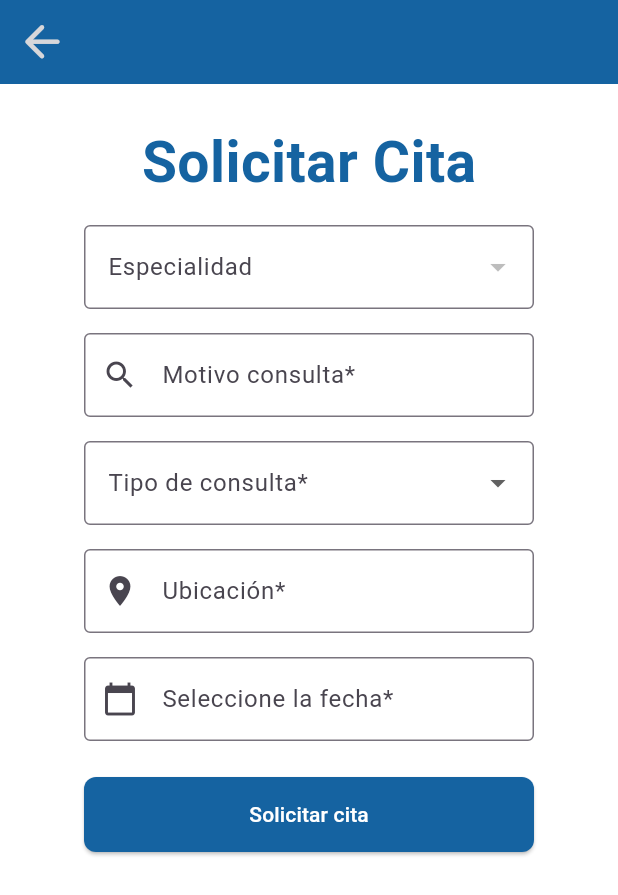
After one commit to Strujillo02/proyectoGrado, a Flutter app: the HomePaciente screen opened by its route, after a tap on "Solicitar cita", on a phone screen of 412 x 824 dp. The commit adds this screen. Shown: the top 895 px of the screen. Run offline on Flutter 3.47's test engine with Material 3 defaults, Android fonts, the phone set to English and light mode, and no system bars; our stand-ins replace flutter_dotenv, go_router, shared_preferences; accounts and stored records are empty; network calls fail.

Commit message:
Se implemento parte de la solicitud de citas médicas

```diff
--- /dev/null
+++ b/frontend/lib/models/citas.dart
@@ -0,0 +1,66 @@
+import 'package:frontend/models/especialidades.dart';
+import 'package:frontend/models/medico.dart';
+import 'package:frontend/models/user.dart';
+
+class Citas {
+  final int? id;
+
+  final Especialidades especialidad;
+  final DateTime fecha_registro;
+  final String motivo_consulta;
+  final String precio;
+  final String estado;
+  final String tipo_consulta;
+  final DateTime fecha_cita;
+  final double latitud;
+  final double longitud;
+  final Medico medico;
+  final User usuario;
+
+  Citas({
+    this.id,
+    required this.especialidad,
+    required this.fecha_registro,
+    required this.motivo_consulta,
+    required this.precio,
+    required this.estado,
+    required this.tipo_consulta,
+    required this.fecha_cita,
+    required this.latitud,
+    required this.longitud,
+    required this.medico,
+    required this.usuario,
+  });
+
+  // Método para convertir un mapa a un objeto Citas
+  factory Citas.fromJson(Map<String, dynamic> json) => Citas(
+    id: json['id'],
+    especialidad: Especialidades.fromJson(json['especialidad']),
+    fecha_registro: DateTime.parse(json['fecha_registro']),
+    motivo_consulta: json['motivo_consulta'],
+    precio: json['precio'],
+    estado: json['estado'],
+    tipo_consulta: json['tipo_consulta'],
+    fecha_cita: DateTime.parse(json['fecha_cita']),
+    latitud: json['latitud'].toDouble(),
+    longitud: json['longitud'].toDouble(),
+    medico: Medico.fromJson(json['medico']),
+    usuario: User.fromJson(json['usuario']),
+  );
+
+  // Método para convertir un objeto Cita a un mapa
+  Map<String, dynamic> toJson() => {
+    'id': id,
+    'especialidad': especialidad.toJson(),
+    'fecha_registro': fecha_registro.toIso8601String(),
+    'motivo_consulta': motivo_consulta,
+    'precio': precio,
+    'estado': estado,
+    'tipo_consulta': tipo_consulta,
+    'fecha_cita': fecha_cita.toIso8601String(),
+    'latitud': latitud,
+    'longitud': longitud,
+    'medico': medico.toJson(),
+    'usuario': usuario.toJson(),
+  };
+}
--- a/frontend/lib/models/medico.dart
+++ b/frontend/lib/models/medico.dart
@@ -17,9 +17,9 @@ class Medico {
   });
 
   // Convierte un objeto JSON a un objeto Medico
-  factory Medico.fromJson(Map<String, dynamic> json) {
-  return Medico(
-    id: json['id'] is int
+  factory Medico.fromJson(Map<String, dynamic> json) => Medico(
+    id:
+        json['id'] is int
             ? json['id']
             : int.tryParse(json['id'].toString()), // <-- asegura que sea int
     especialidad: Especialidades.fromJson(json['especialidad']),
@@ -27,11 +27,9 @@ class Medico {
     estado: json['estado'],
     tarjetaProfe: json['tarjetaProfe'] ?? json['tarjeta_profe'] ?? '',
   );
-}
 
   // Convierte un objeto Medico a un objeto JSON
-  Map<String, dynamic> toJson() {
-    return {
+  Map<String, dynamic> toJson() => {
     if (id != null) 'id': id,
     'especialidad': especialidad.toJson(),
     'usuario': usuario.toJson(),
@@ -39,4 +37,3 @@ class Medico {
     'tarjetaProfe': tarjetaProfe,
   };
 }
-}
--- a/frontend/lib/routes/app_router.dart
+++ b/frontend/lib/routes/app_router.dart
@@ -5,6 +5,8 @@ import 'package:frontend/views/auth/register_page.dart';
 import 'package:frontend/views/especialidades/editarespecialidades_page.dart';
 import 'package:frontend/views/especialidades/especialidades_page.dart';
 import 'package:frontend/views/medicos/editarmedico_page.dart';
+import 'package:frontend/views/pacientes/home_paciente.dart';
+import 'package:frontend/views/pacientes/solicitar_cita.dart';
 import 'package:frontend/views/usuarios/editaruser_page.dart';
 import 'package:frontend/views/usuarios/home_admin.dart';
 import 'package:frontend/views/usuarios/user_page.dart';
@@ -61,5 +63,15 @@ final GoRouter appRouter = GoRouter(
         return EditarEspecialidadesPage(id: id);
       }
       ),
+       GoRoute(
+      path: '/home/paciente',
+      name: 'homePaciente',
+      builder: (context, state) => const HomePaciente(),
+    ),
+      GoRoute(
+      path: '/solicitar/cita',
+      name: 'solicitarCita',
+      builder: (context, state) => const PedircitaPage(),
+    ),
     ],
 );
--- /dev/null
+++ b/frontend/lib/services/citas_service.dart
@@ -0,0 +1,98 @@
+
+import 'dart:convert';
+
+import 'package:flutter_dotenv/flutter_dotenv.dart';
+import 'package:frontend/api_helper.dart';
+import 'package:frontend/models/citas.dart';
+import 'package:http/http.dart' as http;
+
+class CitasService {
+  //! se inicializa dotenv para cargar las variables de entorno
+  final String baseUrl = dotenv.env['URL_API']!;
+
+  //! getCitas
+  /// Obtiene una lista de citas desde la API.
+  Future<List<Citas>> getCitas() async {
+    final headers = await ApiHelper.getHeadersWithAuth();
+
+    final response = await http.get(
+      Uri.parse('${baseUrl}citas/v1/get'),
+      headers: headers,
+    );
+
+    if (response.statusCode == 200) {
+      final List<dynamic> data = jsonDecode(
+        response.body,
+      ); // Es directamente una lista
+      return data.map((item) => Citas.fromJson(item)).toList();
+    } else {
+      throw Exception(
+        'Error al cargar Citas. Código: ${response.statusCode}',
+      );
+    }
+  }
+
+
+  //! updateCitas
+  /// Actualiza una cita en la API.
+  /// Recibe un objeto citas
+  /// Devuelve true si la actualización fue exitosa, false en caso contrario.
+  Future<bool> updateCitas(Citas est) async {
+    try {
+      final uri = Uri.parse('${baseUrl}cita/v1/update');
+      final headers =
+          await ApiHelper.getHeadersWithAuth(); // Incluye Content-Type y Authorization
+      final body = jsonEncode(est.toJson()); // Convierte el objeto a JSON
+
+      final response = await http.put(uri, headers: headers, body: body);
+
+      return response.statusCode == 200;
+    } catch (e) {
+      throw Exception('Error al actualizar citas: $e');
+    }
+  }
+
+  //! createCitas
+  /// Crea un nuevo Cita en la API.
+  /// Recibe un objeto Citas
+  /// Devuelve true si la creación fue exitosa, false en caso contrario.
+  Future<bool> createCitas(Citas est) async {
+    try {
+      final uri = Uri.parse('${baseUrl}cita/v1/create');
+      final headers =
+          await ApiHelper.getHeadersWithAuth(); // Incluye Content-Type y Authorization
+      final body = jsonEncode(est.toJson()); // Convierte el objeto a JSON
+
+      final response = await http.post(uri, headers: headers, body: body);
+
+      return response.statusCode == 200;
+    } catch (e) {
+      throw Exception('Error al crear cita: $e');
+    }
+  }
+
+  //! deleteCitas
+  /// Elimina un Citas de la API.
+  /// Realiza un borrado lógico de una Cita por ID.
+  /// Retorna true si fue exitoso.
+  Future<bool> deleteCita(int id) async {
+    try {
+      final headers = await ApiHelper.getHeadersWithAuth();
+      final response = await http.delete(
+        Uri.parse('${baseUrl}cita/v1/delete/$id'),
+        headers: headers,
+      );
+
+      if (response.statusCode == 200) {
+        // Simplemente verifica el status
+        return true;
+      } else {
+        // Opcional: imprimir body si no fue exitoso
+        print('Error al eliminar: ${response.body}');
+        return false;
+      }
+    } catch (e) {
+      throw Exception('Error al eliminar cita: $e');
+    }
+  }
+}
--- a/frontend/lib/views/auth/login_page.dart
+++ b/frontend/lib/views/auth/login_page.dart
@@ -42,7 +42,7 @@ class _LoginPageState extends State<LoginPage> {
       if (tipoUsuario == 'Administrador') {
         context.go('/home/admin');
       } else if (tipoUsuario == 'Paciente') {
-        context.go('/register');
+        context.go('/home/paciente');
       } else if (tipoUsuario == 'Medico') {
         context.go('/register');
       } else {
--- /dev/null
+++ b/frontend/lib/views/pacientes/home_paciente.dart
@@ -0,0 +1,103 @@
+import 'package:flutter/material.dart';
+import 'package:go_router/go_router.dart';
+
+class HomePaciente extends StatelessWidget {
+  const HomePaciente({super.key});
+
+  @override
+  Widget build(BuildContext context) {
+    return Scaffold(
+      backgroundColor: Colors.white,
+      appBar: AppBar(
+        backgroundColor: const Color.fromRGBO(21, 99, 161, 1),
+        automaticallyImplyLeading: true,
+        elevation: 0,
+      ),
+      body: SafeArea(
+        child: Align(
+          alignment: Alignment.topCenter,
+          child: SingleChildScrollView(
+            child: Column(
+              mainAxisSize: MainAxisSize.min,
+              children: [
+                const Padding(
+                  padding: EdgeInsets.only(top: 35, bottom: 1),
+                  child: Text(
+                    'Bienvenido Paciente',
+                    style: TextStyle(
+                      fontSize: 32,
+                      fontWeight: FontWeight.bold,
+                      color: Color.fromRGBO(21, 99, 161, 1),
+                    ),
+                  ),
+                ),
+                const SizedBox(height: 90),
+                Image.asset('assets/images/logo.png', height: 270),
+                const SizedBox(height: 32),
+                SizedBox(
+                  width: 300,
+                  height: 50,
+                  child: ElevatedButton(
+                    onPressed: () {
+                      context.go('/solicitar/cita');
+                    },
+                    style: ElevatedButton.styleFrom(
+                      backgroundColor: const Color.fromRGBO(21, 99, 161, 1),
+                      shape: RoundedRectangleBorder(
+                        borderRadius: BorderRadius.circular(8),
+                      ),
+                    ),
+                    child: const Text(
+                      'Solicitar cita',
+                      style: TextStyle(color: Colors.white),
+                    ),
+                  ),
+                ),
+                const SizedBox(height: 16),
+                SizedBox(
+                  width: 300,
+                  height: 50,
+                  child: ElevatedButton(
+                    onPressed: () {
+                      context.go('/gestionar/especialidades');
+                    },
+                    style: ElevatedButton.styleFrom(
+                      backgroundColor: const Color.fromRGBO(21, 99, 161, 1),
+                      shape: RoundedRectangleBorder(
+                        borderRadius: BorderRadius.circular(8),
+                      ),
+                    ),
+                    child: const Text(
+                      'Ver citas agendadas',
+                      style: TextStyle(color: Colors.white),
+                    ),
+                  ),
+                ),
+                const SizedBox(height: 16),
+                SizedBox(
+                  width: 300,
+                  height: 50,
+                  child: ElevatedButton(
+                    onPressed: () {
+                      context.go('/usuario/editar/:id');
+                    },
+                    style: ElevatedButton.styleFrom(
+                      backgroundColor: const Color.fromRGBO(21, 99, 161, 1),
+                      shape: RoundedRectangleBorder(
+                        borderRadius: BorderRadius.circular(8),
+                      ),
+                    ),
+                    child: const Text(
+                      'Actualizar datos personales',
+                      style: TextStyle(color: Colors.white),
+                    ),
+                  ),
+                ),
+              ],
+            ),
+          ),
+        ),
+      ),
+    );
+  }
+}
--- /dev/null
+++ b/frontend/lib/views/pacientes/solicitar_cita.dart
@@ -0,0 +1,349 @@
+import 'package:flutter/material.dart';
+import 'package:frontend/models/citas.dart';
+import 'package:frontend/models/especialidades.dart';
+import 'package:frontend/services/citas_service.dart';
+import 'package:frontend/services/especialidades_service.dart';
+import 'package:go_router/go_router.dart';
+
+//Pantalla principal para solicitar una cita
+class PedircitaPage extends StatefulWidget {
+  const PedircitaPage({super.key});
+
+  @override
+  State<PedircitaPage> createState() => _PedircitaPageState();
+}
+
+class _PedircitaPageState extends State<PedircitaPage> {
+  //Clave para validar el formulario
+  final _formKey = GlobalKey<FormState>();
+
+  //Variables para especialidades
+  List<Especialidades> _especialidades = [];
+  Especialidades? _especialidadSeleccionada;
+  final EspecialidadesService _especialidadesService = EspecialidadesService();
+  bool _cargandoEspecialidades = true;
+
+  //Controladores para cada campo del formulario de citas
+  final motivoConsultaController = TextEditingController();
+  final ubicacionController = TextEditingController();
+  final fechaController = TextEditingController();
+  String? _tipoConsultaSeleccionado;
+
+  // Control de carga y mensajes de error
+  bool isLoading = false;
+  String? errorMessage;
+
+  @override
+  void initState() {
+    super.initState();
+    cargarEspecialidades();
+  }
+
+  void cargarEspecialidades() async {
+    try {
+      final lista = await _especialidadesService.getEspecialidades();
+      setState(() {
+        _especialidades = lista;
+        _cargandoEspecialidades = false;
+      });
+    } catch (e) {
+      setState(() {
+        _cargandoEspecialidades = false;
+      });
+    }
+  }
+
+  Widget buildDropdownField({
+    required String label,
+    required String? value,
+    required List<String> items,
+    required Function(String?) onChanged,
+  }) {
+    return SizedBox(
+      width: 300,
+      child: DropdownButtonFormField<String>(
+        decoration: InputDecoration(
+          labelText: label,
+          border: const OutlineInputBorder(),
+        ),
+        value: value,
+        items:
+            items
+                .map((item) => DropdownMenuItem(value: item, child: Text(item)))
+                .toList(),
+        onChanged: onChanged,
+        validator: (value) => value == null ? 'Selecciona una opción' : null,
+      ),
+    );
+  }
+
+  //Método para construir el formulario de solicitud de cita
+  @override
+  Widget build(BuildContext context) {
+    return Scaffold(
+      backgroundColor: Colors.white,
+      appBar: AppBar(
+        backgroundColor: const Color.fromRGBO(21, 99, 161, 1),
+        leading: IconButton(
+          icon: const Icon(
+            Icons.arrow_back_rounded,
+            color: Color.fromARGB(255, 215, 215, 218),
+          ),
+          onPressed:
+              () => context.go(
+                '/home/paciente',
+              ), //regrear a la pantalla de inicio del paciente
+          iconSize: 35,
+        ),
+        elevation: 0,
+      ),
+      body: SafeArea(
+        child: Align(
+          alignment: Alignment.topCenter,
+          child: SingleChildScrollView(
+            child: Column(
+              mainAxisSize: MainAxisSize.min,
+              children: [
+                //Título de la pantalla
+                const Padding(
+                  padding: EdgeInsets.only(top: 25, bottom: 1),
+                  child: Text(
+                    'Solicitar Cita',
+                    style: TextStyle(
+                      fontSize: 38,
+                      fontWeight: FontWeight.bold,
+                      color: Color.fromRGBO(21, 99, 161, 1),
+                    ),
+                  ),
+                ),
+                const SizedBox(height: 14),
+                Form(
+                  key: _formKey,
+                  child: Padding(
+                    padding: const EdgeInsets.symmetric(horizontal: 20),
+                    child: Column(
+                      children: [
+                        _cargandoEspecialidades
+                            ? const CircularProgressIndicator()
+                            : buildDropdownField(
+                              label: 'Especialidad',
+                              value: _especialidadSeleccionada?.nombre,
+                              items:
+                                  _especialidades.map((e) => e.nombre).toList(),
+                              onChanged: (val) {
+                                setState(() {
+                                  _especialidadSeleccionada = _especialidades
+                                      .firstWhere((e) => e.nombre == val);
+                                });
+                              },
+                            ),
+                        const SizedBox(height: 16),
+                        SizedBox(
+                          width: 300,
+                          child: TextFormField(
+                            controller: motivoConsultaController,
+                            decoration: const InputDecoration(
+                              labelText: 'Motivo consulta*',
+                              border: OutlineInputBorder(),
+                              prefixIcon: Icon(Icons.search),
+                            ),
+                            validator:
+                                (value) =>
+                                    value == null || value.isEmpty
+                                        ? 'Este campo es obligatorio'
+                                        : null,
+                          ),
+                        ),
+                        const SizedBox(height: 16),
+                        SizedBox(
+                          width: 300,
+                          child: DropdownButtonFormField<String>(
+                            decoration: const InputDecoration(
+                              labelText: 'Tipo de consulta*',
+                              border: OutlineInputBorder(),
+                            ),
+                            value: _tipoConsultaSeleccionado,
+                            items:
+                                ['Inmediata', 'Agendada']
+                                    .map(
+                                      (tipo) => DropdownMenuItem(
+                                        value: tipo,
+                                        child: Text(tipo),
+                                      ),
+                                    )
+                                    .toList(),
+                            onChanged: (val) {
+                              setState(() {
+                                _tipoConsultaSeleccionado = val;
+                              });
+                            },
+                            validator:
+                                (value) =>
+                                    value == null
+                                        ? 'Selecciona una opción'
+                                        : null,
+                          ),
+                        ),
+                        const SizedBox(height: 16),
+                        SizedBox(
+                          width: 300,
+                          child: TextFormField(
+                            controller: ubicacionController,
+                            readOnly: false,
+                            decoration: const InputDecoration(
+                              labelText: 'Ubicación*',
+                              border: OutlineInputBorder(),
+                              prefixIcon: Icon(Icons.location_on),
+                            ),
+                            validator:
+                                (value) =>
+                                    value == null || value.isEmpty
+                                        ? 'Este campo es obligatorio'
+                                        : null,
+                          ),
+                        ),
+                        const SizedBox(height: 16),
+                        SizedBox(
+                          width: 300,
+                          child: TextFormField(
+                            controller: fechaController,
+                            readOnly: true,
+                            decoration: const InputDecoration(
+                              labelText: 'Seleccione la fecha*',
+                              border: OutlineInputBorder(),
+                              prefixIcon: Icon(Icons.calendar_today),
+                            ),
+                            onTap: () async {
+                              DateTime? picked = await showDatePicker(
+                                context: context,
+                                initialDate: DateTime.now(),
+                                firstDate: DateTime.now(),
+                                lastDate: DateTime(2100),
+                              );
+                              if (picked != null) {
+                                setState(() {
+                                  fechaController.text =
+                                      picked.toLocal().toString().split(' ')[0];
+                                });
+                              }
+                            },
+                            validator:
+                                (value) =>
+                                    value == null || value.isEmpty
+                                        ? 'Selecciona una fecha'
+                                        : null,
+                          ),
+                        ),
+                        const SizedBox(height: 24),
+                        SizedBox(
+                          width: 300,
+                          height: 50,
+                          child: ElevatedButton(
+                            onPressed: () async {
+                              if (_formKey.currentState!.validate()) {
+                                setState(() {
+                                  isLoading = true;
+                                  errorMessage = null;
+                                });
+
+                               /* try {
+                                  final now = DateTime.now();
+                                  final nuevaCita = Citas(
+                                    especialidad: _especialidadSeleccionada!,
+                                    fecha_registro: now,
+                                    motivo_consulta:
+                                        motivoConsultaController.text,
+                                    precio:
+                                        '0',
+                                    estado: 'Pendiente',
+                                    tipo_consulta: _tipoConsultaSeleccionado!,
+                                    fecha_cita: DateTime.parse(
+                                      fechaController.text,
+                                    ),
+                                    latitud:
+                                        0.0,
+                                    longitud: 0.0,
+                                   /* medico:
+                                        Medico.empty(), // Debes ajustar esto con el médico real
+                                    usuario:
+                                        User.empty(), // Ajusta según el usuario autenticado*/
+                                  );
+
+                                  final success = await CitasService()
+                                      .createCitas(nuevaCita);
+
+                                  if (success) {
+                                    if (!mounted) return;
+                                    showDialog(
+                                      context: context,
+                                      builder:
+                                          (_) => AlertDialog(
+                                            title: const Text(
+                                              'Cita solicitada',
+                                            ),
+                                            content: const Text(
+                                              'Tu cita fue registrada exitosamente.',
+                                            ),
+                                            actions: [
+                                              TextButton(
+                                                onPressed: () {
+                                                  Navigator.pop(context);
+                                                  context.go('/home/paciente');
+                                                },
+                                                child: const Text('OK'),
+                                              ),
+                                            ],
+                                          ),
+                                    );
+                                  } else {
+                                    setState(() {
+                                      errorMessage =
+                                          'Error al registrar la cita.';
+                                    });
+                                  }
+                                } catch (e) {
+                                  setState(() {
+                                    errorMessage = 'Error: ${e.toString()}';
+                                  });
+                                } finally {
+                                  setState(() {
+                                    isLoading = false;
+                                  });
+                                }*/
+                              }
+                            },
+                            style: ElevatedButton.styleFrom(
+                              backgroundColor: const Color.fromRGBO(
+                                21,
+                                99,
+                                161,
+                                1,
+                              ),
+                              shape: RoundedRectangleBorder(
+                                borderRadius: BorderRadius.circular(8),
+                              ),
+                            ),
+                            child:
+                                isLoading
+                                    ? const CircularProgressIndicator(
+                                      color: Colors.white,
+                                    )
+                                    : const Text(
+                                      'Solicitar cita',
+                                      style: TextStyle(color: Colors.white),
+                                    ),
+                          ),
+                        ),
+                        const SizedBox(height: 24),
+                      ],
+                    ),
+                  ),
+                ),
+              ],
+            ),
+          ),
+        ),
+      ),
+    );
+  }
+}
```
Lines whose indentation alone changed are shown as unchanged.
